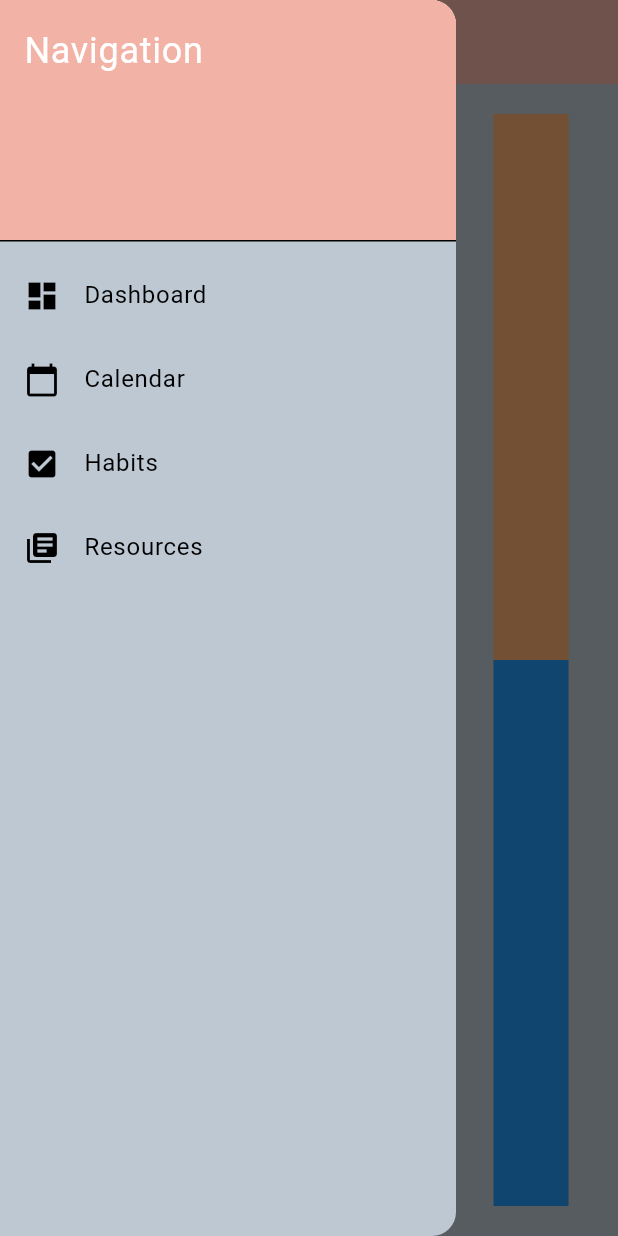
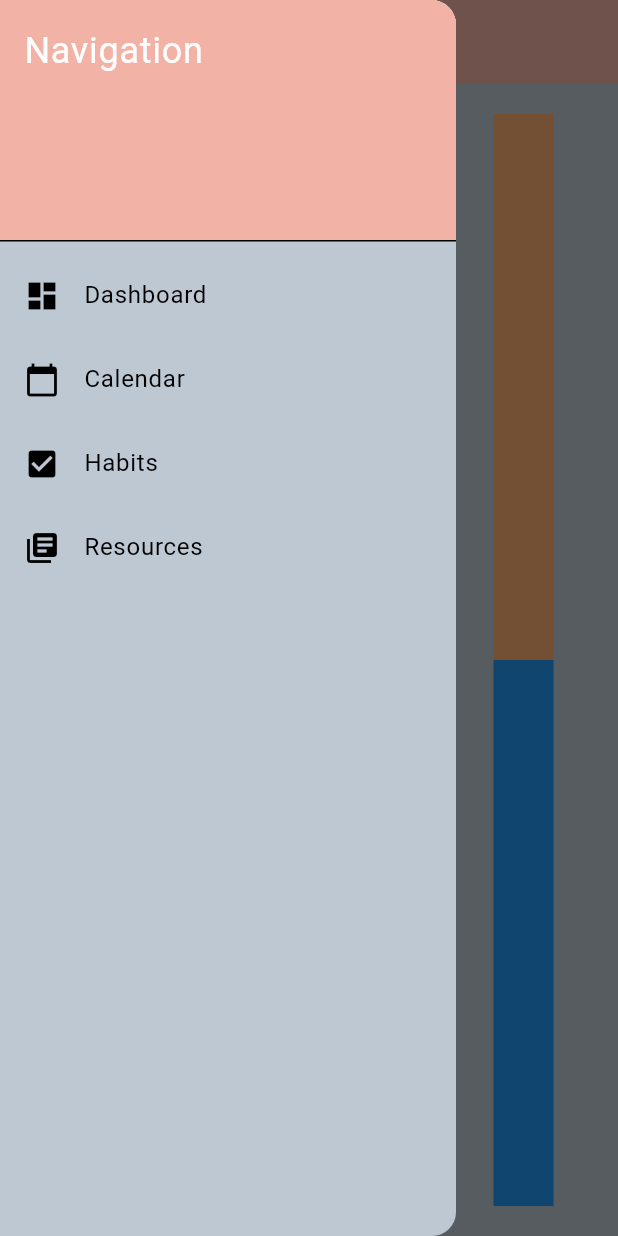
Before and after one commit to mkatra3/MoodCanvas, a Flutter app: the HabitsPage screen opened by its route, with the side drawer open, on a phone screen of 412 x 824 dp. Run offline on Flutter 3.47's test engine with Material 3 defaults, Android fonts, the phone set to English and light mode, and no system bars; our stand-ins replace table_calendar; network calls fail.

Commit message:
im going to slep

```diff
--- a/lib/pages/habitspage.dart
+++ b/lib/pages/habitspage.dart
@@ -40,7 +40,8 @@ class _HabitsPage extends State<HabitsPage> {
           ),
         ),
         Flexible(
-            flex: 1, child: RotatedBox(quarterTurns: -1, child: ProgressBar()))
+            flex: 1, child: ProgressBar()
+        )
       ]),
       /*floatingActionButton:
           FloatingActionButton(onPressed: () {}, child: const Icon(Icons.add)),*/
--- a/lib/widgets/progress_bar.dart
+++ b/lib/widgets/progress_bar.dart
@@ -32,11 +32,12 @@ class _ProgressBar extends State<ProgressBar> with TickerProviderStateMixin {
 
   @override
   Widget build(BuildContext context) {
-    return Scaffold(
-      body: Padding(
-        padding: const EdgeInsets.all(20.0),
+    return const RotatedBox(
+        quarterTurns: -1,
+        child: Padding(
+            padding: EdgeInsets.all(20),
             child: LinearProgressIndicator(
-          minHeight: 50,
+              minHeight: 40,
               value: 0.5,
               valueColor: AlwaysStoppedAnimation(Colors.blue),
               semanticsLabel: 'Linear progress indicator',
```
Also changed, not shown: lib/pages/dashboard.dart (+78 -5 lines). Lines whose indentation alone changed are shown as unchanged.
